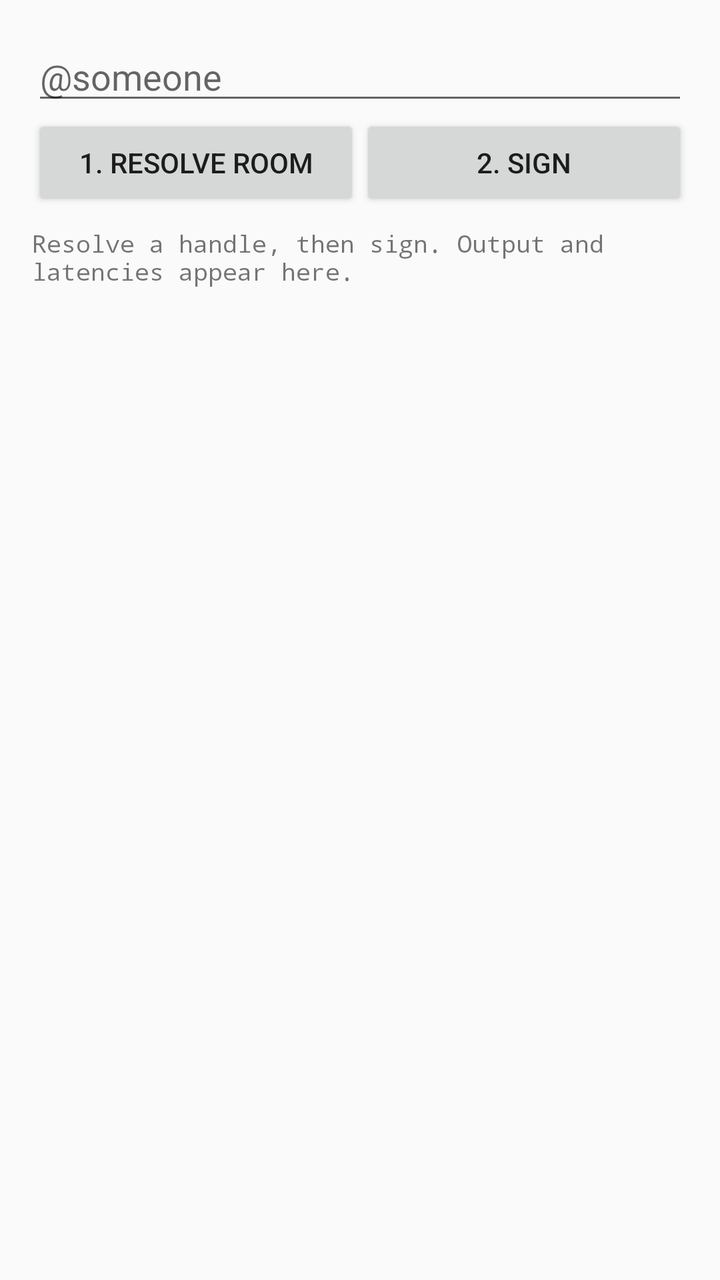
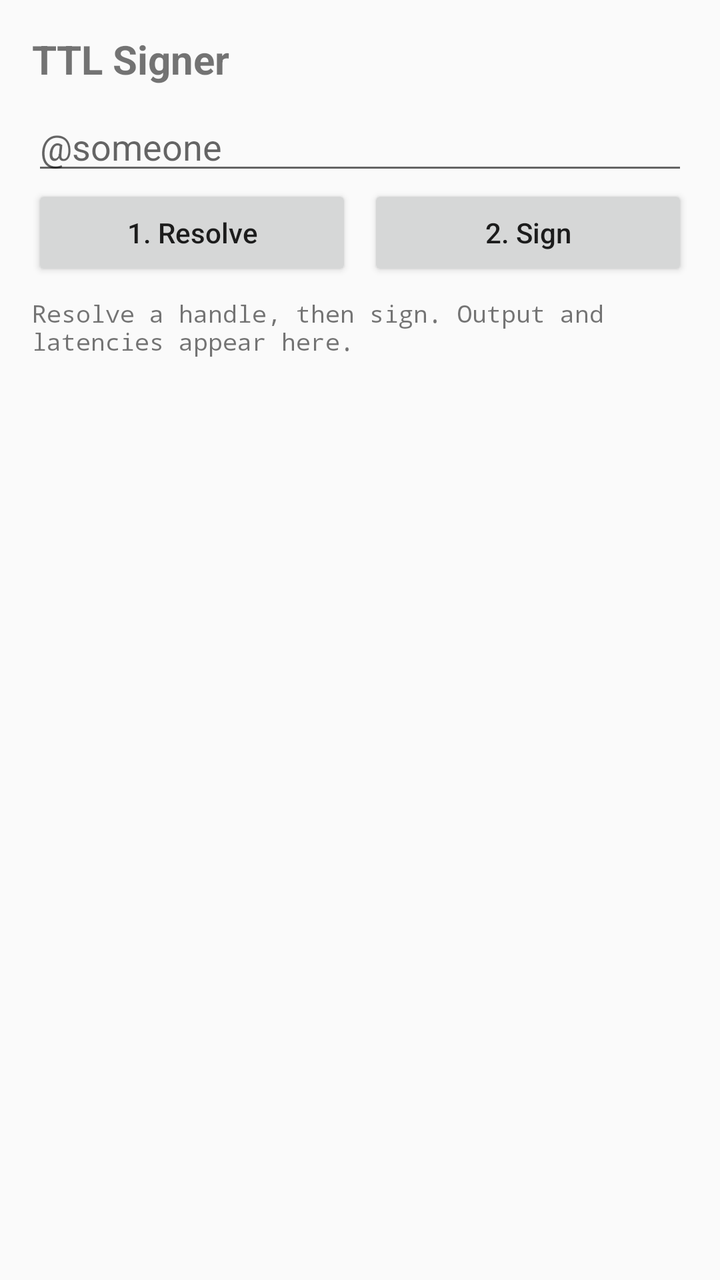

The first picture is an Android layout as it rendered before a commit; the second is the same layout after the commit. The layout source and the unified diff follow.
<!-- AndroidManifest.xml: application theme Theme.TtlSigner -->
<!-- res/layout/activity_main.xml -->
<?xml version="1.0" encoding="utf-8"?>
<LinearLayout xmlns:android="http://schemas.android.com/apk/res/android"
    android:layout_width="match_parent"
    android:layout_height="match_parent"
    android:orientation="vertical"
    android:padding="16dp">

    <EditText
        android:id="@+id/handleInput"
        android:layout_width="match_parent"
        android:layout_height="wrap_content"
        android:hint="@string/handle_hint"
        android:inputType="text"
        android:importantForAutofill="no" />

    <LinearLayout
        android:layout_width="match_parent"
        android:layout_height="wrap_content"
        android:orientation="horizontal">

        <Button
            android:id="@+id/resolveButton"
            android:layout_width="0dp"
            android:layout_height="wrap_content"
            android:layout_weight="1"
            android:text="@string/resolve" />

        <Button
            android:id="@+id/signButton"
            android:layout_width="0dp"
            android:layout_height="wrap_content"
            android:layout_weight="1"
            android:text="@string/sign" />
    </LinearLayout>

    <ProgressBar
        android:id="@+id/progress"
        android:layout_width="wrap_content"
        android:layout_height="wrap_content"
        android:layout_gravity="center_horizontal"
        android:visibility="gone" />

    <ScrollView
        android:layout_width="match_parent"
        android:layout_height="0dp"
        android:layout_weight="1"
        android:layout_marginTop="8dp">

        <TextView
            android:id="@+id/output"
            android:layout_width="match_parent"
            android:layout_height="wrap_content"
            android:fontFamily="monospace"
            android:text="@string/output_placeholder"
            android:textIsSelectable="true"
            android:textSize="12sp" />
    </ScrollView>

</LinearLayout>
<!-- resources referenced by this layout -->
<resources>
  <string name="handle_hint">@someone</string>
  <string name="output_placeholder">Resolve a handle, then sign. Output and latencies appear here.</string>
  <string name="resolve">1. Resolve room</string>
  <string name="sign">2. Sign</string>
  <style name="Theme.TtlSigner" parent="Theme.AppCompat.Light.DarkActionBar">
          <item name="colorPrimary">#6200EE</item>
          <item name="colorPrimaryDark">#3700B3</item>
          <item name="colorAccent">#03DAC5</item>
      </style>
</resources>

<!-- the commit's change to res/layout/activity_main.xml (unified diff, before → after) -->
@@ -1,59 +1,83 @@
 <?xml version="1.0" encoding="utf-8"?>
-<LinearLayout xmlns:android="http://schemas.android.com/apk/res/android"
+<FrameLayout xmlns:android="http://schemas.android.com/apk/res/android"
     android:layout_width="match_parent"
     android:layout_height="match_parent"
-    android:orientation="vertical"
-    android:padding="16dp">
-
-    <EditText
-        android:id="@+id/handleInput"
-        android:layout_width="match_parent"
-        android:layout_height="wrap_content"
-        android:hint="@string/handle_hint"
-        android:inputType="text"
-        android:importantForAutofill="no" />
+    android:fitsSystemWindows="true">
 
     <LinearLayout
         android:layout_width="match_parent"
-        android:layout_height="wrap_content"
-        android:orientation="horizontal">
-
-        <Button
-            android:id="@+id/resolveButton"
-            android:layout_width="0dp"
-            android:layout_height="wrap_content"
-            android:layout_weight="1"
-            android:text="@string/resolve" />
-
-        <Button
-            android:id="@+id/signButton"
-            android:layout_width="0dp"
-            android:layout_height="wrap_content"
-            android:layout_weight="1"
-            android:text="@string/sign" />
-    </LinearLayout>
-
-    <ProgressBar
-        android:id="@+id/progress"
-        android:layout_width="wrap_content"
-        android:layout_height="wrap_content"
-        android:layout_gravity="center_horizontal"
-        android:visibility="gone" />
-
-    <ScrollView
-        android:layout_width="match_parent"
-        android:layout_height="0dp"
-        android:layout_weight="1"
-        android:layout_marginTop="8dp">
+        android:layout_height="match_parent"
+        android:orientation="vertical"
+        android:padding="16dp">
 
         <TextView
-            android:id="@+id/output"
             android:layout_width="match_parent"
             android:layout_height="wrap_content"
-            android:fontFamily="monospace"
-            android:text="@string/output_placeholder"
-            android:textIsSelectable="true"
-            android:textSize="12sp" />
-    </ScrollView>
+            android:layout_marginBottom="8dp"
+            android:text="@string/app_name"
+            android:textSize="20sp"
+            android:textStyle="bold" />
 
-</LinearLayout>
+        <EditText
+            android:id="@+id/handleInput"
+            android:layout_width="match_parent"
+            android:layout_height="wrap_content"
+            android:hint="@string/handle_hint"
+            android:inputType="text"
+            android:maxLines="1"
+            android:importantForAutofill="no" />
+
+        <LinearLayout
+            android:layout_width="match_parent"
+            android:layout_height="wrap_content"
+            android:orientation="horizontal">
+
+            <Button
+                android:id="@+id/resolveButton"
+                android:layout_width="0dp"
+                android:layout_height="wrap_content"
+                android:layout_weight="1"
+                android:layout_marginEnd="8dp"
+                android:ellipsize="end"
+                android:maxLines="1"
+                android:textAllCaps="false"
+                android:text="@string/resolve" />
+
+            <Button
+                android:id="@+id/signButton"
+                android:layout_width="0dp"
+                android:layout_height="wrap_content"
+                android:layout_weight="1"
+                android:ellipsize="end"
+                android:maxLines="1"
+                android:textAllCaps="false"
+                android:text="@string/sign" />
+        </LinearLayout>
+
+        <ProgressBar
+            android:id="@+id/progress"
+            android:layout_width="wrap_content"
+            android:layout_height="wrap_content"
+            android:layout_gravity="center_horizontal"
+            android:visibility="gone" />
+
+        <ScrollView
+            android:id="@+id/outputScroll"
+            android:layout_width="match_parent"
+            android:layout_height="0dp"
+            android:layout_weight="1"
+            android:layout_marginTop="8dp"
+            android:fillViewport="true">
+
+            <TextView
+                android:id="@+id/output"
+                android:layout_width="match_parent"
+                android:layout_height="wrap_content"
+                android:fontFamily="monospace"
+                android:text="@string/output_placeholder"
+                android:textIsSelectable="true"
+                android:textSize="12sp" />
+        </ScrollView>
+
+    </LinearLayout>
+</FrameLayout>
<!-- resource entries referenced after the edit -->
@@ -1,10 +1,11 @@
 <!-- resources referenced by this layout -->
 <resources>
+  <string name="app_name">TTL Signer</string>
   <string name="handle_hint">@someone</string>
   <string name="output_placeholder">Resolve a handle, then sign. Output and latencies appear here.</string>
-  <string name="resolve">1. Resolve room</string>
+  <string name="resolve">1. Resolve</string>
   <string name="sign">2. Sign</string>
-  <style name="Theme.TtlSigner" parent="Theme.AppCompat.Light.DarkActionBar">
+  <style name="Theme.TtlSigner" parent="Theme.AppCompat.Light.NoActionBar">
           <item name="colorPrimary">#6200EE</item>
           <item name="colorPrimaryDark">#3700B3</item>
           <item name="colorAccent">#03DAC5</item>
